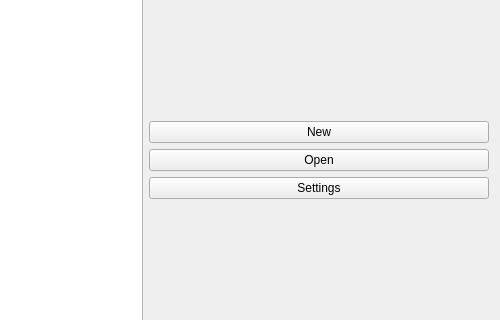
The window that ui/landingpage.ui (kathrynmetcalf/GeoCORK) describes before a commit, drawn with Qt 5; both pictures show x 218 to 718 and y 272 to 592 of the 718 by 799 pixel window.
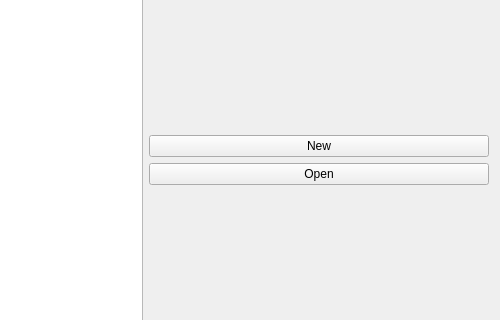
The same window after the commit.

```diff
--- a/ui/landingpage.ui
+++ b/ui/landingpage.ui
@@ -98,13 +98,6 @@
          </property>
         </widget>
        </item>
-       <item>
-        <widget class="QPushButton" name="settings_button">
-         <property name="text">
-          <string>Settings</string>
-         </property>
-        </widget>
-       </item>
        <item>
         <spacer name="verticalSpacer_4">
          <property name="orientation">
```
